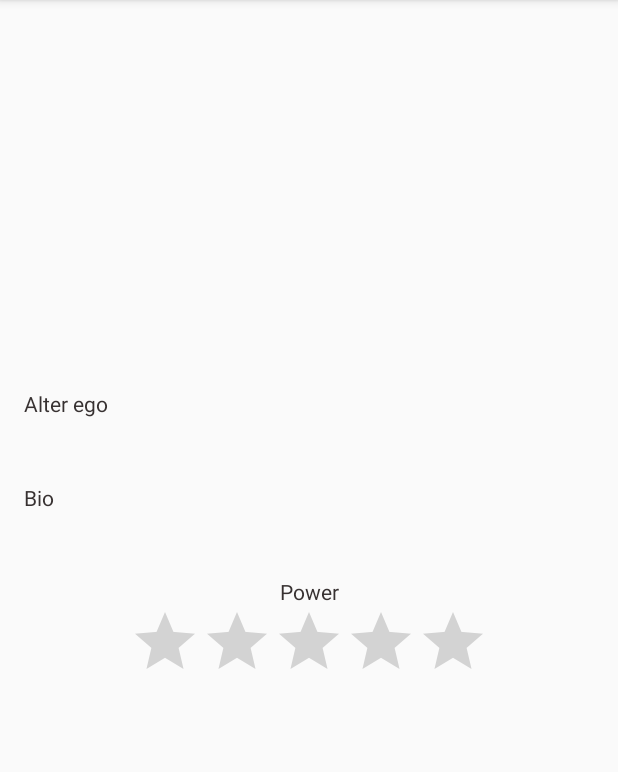
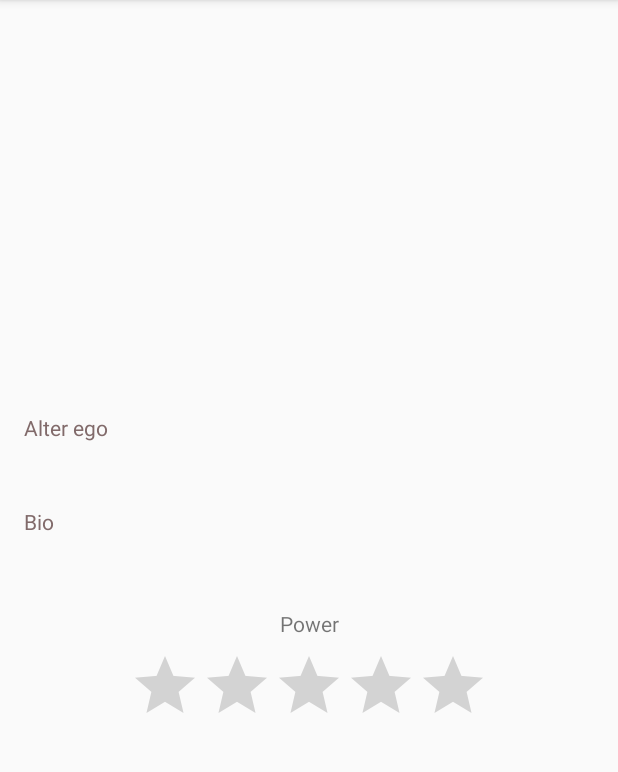
Before and after one commit to hackaprende/android-kotlin-registro-de-superheroes, an Android app: the screen it shows after launch (DetailActivity), after a tap on "SAVE", on a phone screen of 412 x 824 dp, the part 84-856 px from its top. Run offline under Robolectric (Android 15) with nearby library versions, the phone set to English and light mode, and no system bars; our stand-ins replace data binding.

Commit message:
Convert DetailActivity to ConstraintLayout

```diff
--- a/app/src/main/res/layout/activity_detail.xml
+++ b/app/src/main/res/layout/activity_detail.xml
@@ -1,16 +1,18 @@
 <?xml version="1.0" encoding="utf-8"?>
 <layout xmlns:android="http://schemas.android.com/apk/res/android"
+    xmlns:app="http://schemas.android.com/apk/res-auto"
     xmlns:tools="http://schemas.android.com/tools">
 
     <data>
 
     </data>
 
-    <LinearLayout
+    <androidx.constraintlayout.widget.ConstraintLayout
         android:layout_width="match_parent"
         android:layout_height="match_parent"
         android:orientation="vertical"
         tools:context=".DetailActivity">
+
 
         <ImageView
             android:id="@+id/hero_image"
@@ -18,71 +20,91 @@
             android:layout_height="200dp"
             android:adjustViewBounds="true"
             android:scaleType="centerCrop"
-            tools:src="@tools:sample/backgrounds/scenic" />
+            app:layout_constraintEnd_toEndOf="parent"
+            app:layout_constraintStart_toStartOf="parent"
+            app:layout_constraintTop_toTopOf="parent"
+            tools:srcCompat="@tools:sample/backgrounds/scenic" />
 
         <TextView
             android:id="@+id/hero_name_text"
-            android:layout_width="match_parent"
+            android:layout_width="0dp"
             android:layout_height="wrap_content"
             android:padding="16dp"
             android:textColor="@android:color/black"
             android:textSize="20sp"
-            tools:text="Iron Man" />
+            app:layout_constraintEnd_toEndOf="parent"
+            app:layout_constraintStart_toStartOf="parent"
+            app:layout_constraintTop_toBottomOf="@+id/hero_image"
+            tools:text="Iron man" />
 
         <TextView
-            android:layout_width="match_parent"
+            android:id="@+id/textView2"
+            android:layout_width="0dp"
             android:layout_height="wrap_content"
-            android:paddingStart="16dp"
-            android:paddingEnd="16dp"
+            android:layout_marginStart="16dp"
+            android:layout_marginTop="16dp"
+            android:layout_marginEnd="16dp"
             android:text="@string/alter_ego"
-            android:textColor="#373131" />
+            android:textColor="#816A6A"
+            app:layout_constraintEnd_toEndOf="parent"
+            app:layout_constraintStart_toStartOf="parent"
+            app:layout_constraintTop_toBottomOf="@+id/hero_name_text" />
 
         <TextView
             android:id="@+id/alter_ego_text"
-            android:layout_width="match_parent"
+            android:layout_width="0dp"
             android:layout_height="wrap_content"
-            android:paddingStart="16dp"
-            android:paddingEnd="16dp"
+            android:layout_marginStart="16dp"
+            android:layout_marginEnd="16dp"
+            tools:text="Tony Stark"
             android:textColor="@android:color/black"
             android:textSize="20sp"
-            tools:text="Tony Stark" />
+            app:layout_constraintEnd_toEndOf="parent"
+            app:layout_constraintStart_toStartOf="parent"
+            app:layout_constraintTop_toBottomOf="@+id/textView2" />
 
         <TextView
-            android:layout_width="match_parent"
+            android:id="@+id/textView4"
+            android:layout_width="0dp"
             android:layout_height="wrap_content"
+            android:layout_marginStart="16dp"
             android:layout_marginTop="16dp"
-            android:paddingStart="16dp"
-            android:paddingEnd="16dp"
+            android:layout_marginEnd="16dp"
             android:text="@string/bio"
-            android:textColor="#373131" />
+            android:textColor="#816A6A"
+            app:layout_constraintEnd_toEndOf="parent"
+            app:layout_constraintStart_toStartOf="parent"
+            app:layout_constraintTop_toBottomOf="@+id/alter_ego_text" />
 
         <TextView
             android:id="@+id/bio_text"
-            android:layout_width="match_parent"
+            android:layout_width="0dp"
             android:layout_height="wrap_content"
-            android:paddingStart="16dp"
-            android:paddingEnd="16dp"
+            android:layout_marginStart="16dp"
+            tools:text="Genius, millionaire, playboy, philanthropist"
             android:textColor="@android:color/black"
-            android:textSize="20sp"
-            tools:text="Genius, millionaire, playboy, philanthropist." />
+            android:textSize="24sp"
+            app:layout_constraintEnd_toEndOf="parent"
+            app:layout_constraintStart_toStartOf="parent"
+            app:layout_constraintTop_toBottomOf="@+id/textView4" />
 
         <TextView
-            android:layout_width="match_parent"
+            android:id="@+id/textView6"
+            android:layout_width="wrap_content"
             android:layout_height="wrap_content"
             android:layout_marginTop="16dp"
-            android:gravity="center"
-            android:paddingStart="16dp"
-            android:paddingEnd="16dp"
             android:text="@string/power"
-            android:textColor="#373131" />
+            app:layout_constraintEnd_toEndOf="parent"
+            app:layout_constraintStart_toStartOf="parent"
+            app:layout_constraintTop_toBottomOf="@+id/bio_text" />
 
         <RatingBar
             android:id="@+id/power_bar"
             android:layout_width="wrap_content"
             android:layout_height="wrap_content"
-            android:layout_gravity="center_horizontal"
-            android:isIndicator="true"
-            android:progressTint="@android:color/holo_orange_light"
-            tools:rating="4" />
-    </LinearLayout>
+            android:layout_marginTop="8dp"
+            app:layout_constraintEnd_toEndOf="parent"
+            app:layout_constraintStart_toStartOf="parent"
+            app:layout_constraintTop_toBottomOf="@+id/textView6" />
+    </androidx.constraintlayout.widget.ConstraintLayout>
 </layout>
```
